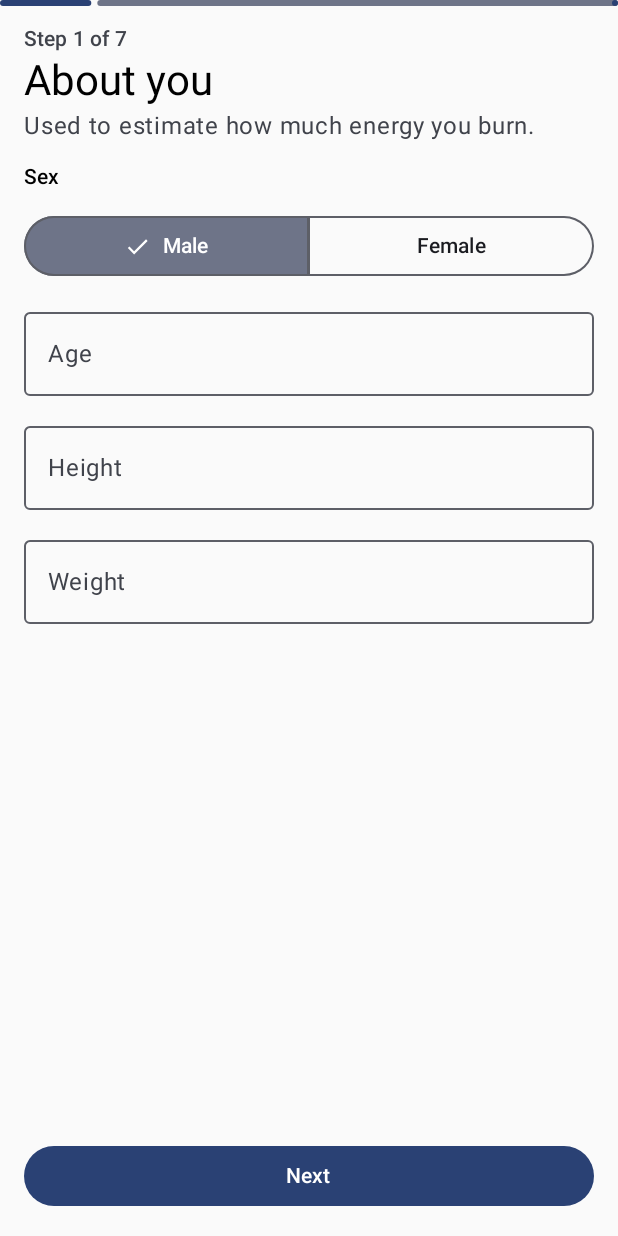
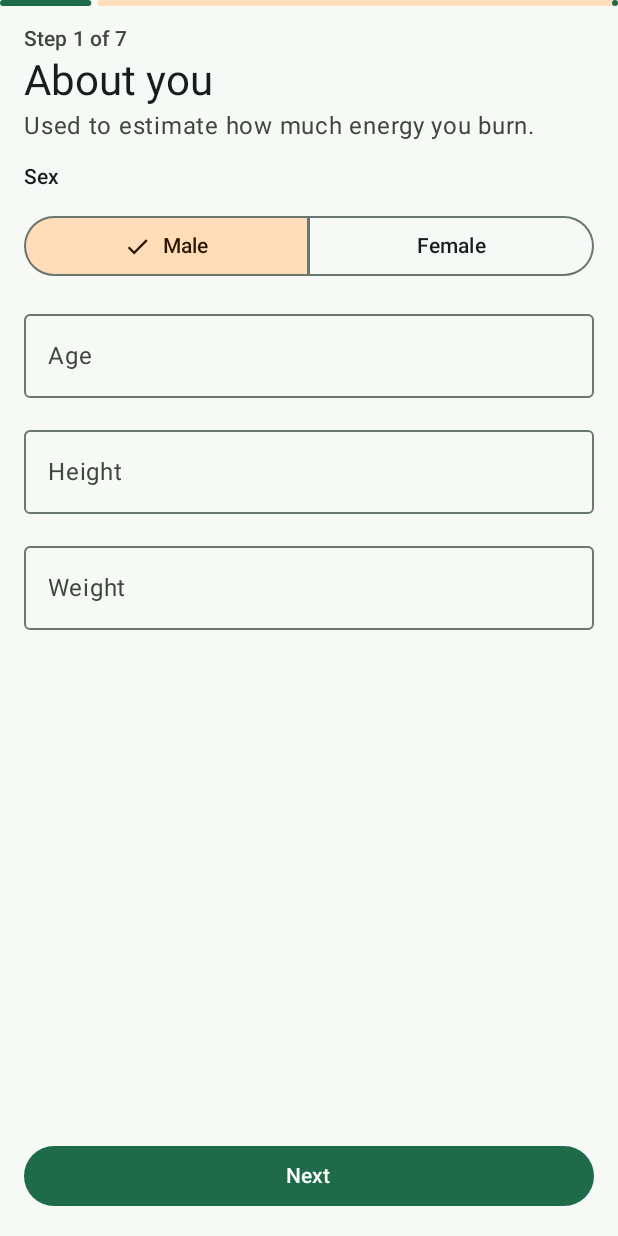
Before and after one commit to juliofssa/FocusFit, an Android app built with Jetpack Compose: the screen it shows after launch (MainActivity), on a phone screen of 412 x 824 dp. Run offline under Robolectric (Android 15) with nearby library versions, the phone set to English and light mode, and no system bars; our stand-ins replace Dagger/Hilt's generated code, Room's generated code; libraries missing offline, so code that uses them is left out: androidx.glance, androidx.glance.action, androidx.glance.appwidget, androidx.glance.background, androidx.glance.layout and 2 more; missing, so only their content is drawn: GlanceTheme; 1 statement that could not run was skipped.

Commit message:
fix(ui): readable high-contrast colours in light and dark mode
Text was hard to read on the phone: Material You (wallpaper) colours were on
by default and can produce low-contrast pairs, hint text used a light grey,
and full-screen pages without a Scaffold (e.g. onboarding) had no themed
background, so dark-mode text could land on a light window.

- New FocusFit palette for light and dark (Palette.kt) covering every Material
  colour role; every text/background pair the app uses is >= 4.5:1 (WCAG AA,
  lowest 4.99:1 light / 5.66:1 dark), enforced by PaletteTest.
- Wallpaper colours are now opt-in (Profile > Use wallpaper colours).
- A themed Surface behind every screen, plus day/night window themes with a
  matching background (no white flash, no light window under dark text).
- Slightly larger small text: bodySmall 13 sp, labelSmall 12 sp, bodyMedium 15 sp.

83 unit tests pass; release APK builds.

Co-Authored-By: Claude Opus 5.5 <noreply@anthropic.com>

```diff
--- a/app/src/main/java/com/focusfit/app/MainActivity.kt
+++ b/app/src/main/java/com/focusfit/app/MainActivity.kt
@@ -5,13 +5,23 @@ import android.os.Bundle
 import androidx.activity.ComponentActivity
 import androidx.activity.compose.setContent
 import androidx.activity.enableEdgeToEdge
+import androidx.compose.foundation.layout.fillMaxSize
+import androidx.compose.material3.MaterialTheme
+import androidx.compose.material3.Surface
+import androidx.compose.runtime.getValue
 import androidx.compose.runtime.mutableStateOf
+import androidx.compose.ui.Modifier
+import androidx.lifecycle.compose.collectAsStateWithLifecycle
+import com.focusfit.app.data.SettingsRepository
 import com.focusfit.app.ui.FocusFitRoot
 import com.focusfit.app.ui.theme.FocusFitTheme
 import dagger.hilt.android.AndroidEntryPoint
+import javax.inject.Inject
 
 @AndroidEntryPoint
 class MainActivity : ComponentActivity() {
+
+    @Inject lateinit var settings: SettingsRepository
 
     /** Routine to open, when the app was launched from a core/mobility reminder. */
     private val pendingRoutine = mutableStateOf<String?>(null)
@@ -21,11 +31,16 @@ class MainActivity : ComponentActivity() {
         enableEdgeToEdge()
         if (savedInstanceState == null) pendingRoutine.value = intent.getStringExtra(EXTRA_ROUTINE_ID)
         setContent {
-            FocusFitTheme {
-                FocusFitRoot(
-                    pendingRoutine = pendingRoutine.value,
-                    onRoutineOpened = { pendingRoutine.value = null },
-                )
+            val wallpaperColors by settings.useWallpaperColors.collectAsStateWithLifecycle(initialValue = false)
+            FocusFitTheme(useWallpaperColors = wallpaperColors) {
+                // One themed background behind every screen, so text always sits on a matching colour
+                // (onboarding and full-screen pages have no Scaffold of their own).
+                Surface(Modifier.fillMaxSize(), color = MaterialTheme.colorScheme.background) {
+                    FocusFitRoot(
+                        pendingRoutine = pendingRoutine.value,
+                        onRoutineOpened = { pendingRoutine.value = null },
+                    )
+                }
             }
         }
     }
--- a/app/src/main/java/com/focusfit/app/data/SettingsRepository.kt
+++ b/app/src/main/java/com/focusfit/app/data/SettingsRepository.kt
@@ -41,6 +41,7 @@ class SettingsRepository @Inject constructor(@param:ApplicationContext private v
         val CONTENT_LAST_CHECK = longPreferencesKey("content_last_check")
         val CONTENT_STATUS = stringPreferencesKey("content_status")
         val VIDEO_OVERRIDES = stringSetPreferencesKey("video_overrides")
+        val WALLPAPER_COLORS = booleanPreferencesKey("wallpaper_colors")
     }
 
     companion object {
@@ -100,6 +101,13 @@ class SettingsRepository @Inject constructor(@param:ApplicationContext private v
         it[Keys.CONTENT_STATUS] = status
     }
 
+    // ---- Appearance ----
+
+    /** Material You colours from the wallpaper (off by default: FocusFit's own palette is high-contrast). */
+    val useWallpaperColors: Flow<Boolean> = context.settingsStore.data.map { it[Keys.WALLPAPER_COLORS] ?: false }
+
+    suspend fun setUseWallpaperColors(on: Boolean) = context.settingsStore.edit { it[Keys.WALLPAPER_COLORS] = on }
+
     // ---- Personal exercise videos (exercise id → YouTube id) ----
 
     val videoOverrides: Flow<Map<String, String>> = context.settingsStore.data.map { p ->
--- /dev/null
+++ b/app/src/main/java/com/focusfit/app/ui/theme/Palette.kt
@@ -0,0 +1,66 @@
+package com.focusfit.app.ui.theme
+
+import kotlin.math.max
+import kotlin.math.min
+import kotlin.math.pow
+
+/**
+ * FocusFit colours as plain ARGB values (no Compose types) so their contrast can be unit-tested.
+ * Every text/background pair the app uses meets WCAG AA (≥ 4.5:1), see PaletteTest.
+ */
+data class Scheme(
+    val primary: Long, val onPrimary: Long, val primaryContainer: Long, val onPrimaryContainer: Long,
+    val secondary: Long, val onSecondary: Long, val secondaryContainer: Long, val onSecondaryContainer: Long,
+    val tertiary: Long, val onTertiary: Long, val tertiaryContainer: Long, val onTertiaryContainer: Long,
+    val error: Long, val onError: Long, val errorContainer: Long, val onErrorContainer: Long,
+    val background: Long, val onBackground: Long,
+    val surface: Long, val onSurface: Long, val surfaceVariant: Long, val onSurfaceVariant: Long,
+    val surfaceContainerLowest: Long, val surfaceContainerLow: Long, val surfaceContainer: Long,
+    val surfaceContainerHigh: Long, val surfaceContainerHighest: Long,
+    val outline: Long, val outlineVariant: Long,
+    val inverseSurface: Long, val inverseOnSurface: Long, val inversePrimary: Long,
+)
+
+object Palette {
+
+    val light = Scheme(
+        primary = 0xFF1E6B4A, onPrimary = 0xFFFFFFFF, primaryContainer = 0xFFB4EFCB, onPrimaryContainer = 0xFF002113,
+        secondary = 0xFF8A4E00, onSecondary = 0xFFFFFFFF, secondaryContainer = 0xFFFFDDB8, onSecondaryContainer = 0xFF2C1600,
+        tertiary = 0xFF2B5B92, onTertiary = 0xFFFFFFFF, tertiaryContainer = 0xFFD4E3FF, onTertiaryContainer = 0xFF001C3A,
+        error = 0xFFBA1A1A, onError = 0xFFFFFFFF, errorContainer = 0xFFFFDAD6, onErrorContainer = 0xFF410002,
+        background = 0xFFF6F9F6, onBackground = 0xFF171D1A,
+        surface = 0xFFF6F9F6, onSurface = 0xFF171D1A, surfaceVariant = 0xFFDBE5DD, onSurfaceVariant = 0xFF3C4740,
+        surfaceContainerLowest = 0xFFFFFFFF, surfaceContainerLow = 0xFFF0F4F0, surfaceContainer = 0xFFEAEFEB,
+        surfaceContainerHigh = 0xFFE4E9E5, surfaceContainerHighest = 0xFFDEE4DF,
+        outline = 0xFF6C7770, outlineVariant = 0xFFBFC9C1,
+        inverseSurface = 0xFF2C322E, inverseOnSurface = 0xFFEDF2ED, inversePrimary = 0xFF8FD8B0,
+    )
+
+    val dark = Scheme(
+        primary = 0xFF8FD8B0, onPrimary = 0xFF003823, primaryContainer = 0xFF005234, onPrimaryContainer = 0xFFB4EFCB,
+        secondary = 0xFFFFB868, onSecondary = 0xFF492900, secondaryContainer = 0xFF693C00, onSecondaryContainer = 0xFFFFDDB8,
+        tertiary = 0xFFA6C8FF, onTertiary = 0xFF00315E, tertiaryContainer = 0xFF0F4478, onTertiaryContainer = 0xFFD4E3FF,
+        error = 0xFFFFB4AB, onError = 0xFF690005, errorContainer = 0xFF93000A, onErrorContainer = 0xFFFFDAD6,
+        background = 0xFF0F1512, onBackground = 0xFFE2E6E1,
+        surface = 0xFF0F1512, onSurface = 0xFFE2E6E1, surfaceVariant = 0xFF3C4740, onSurfaceVariant = 0xFFC3CCC5,
+        surfaceContainerLowest = 0xFF0A0F0C, surfaceContainerLow = 0xFF171D1A, surfaceContainer = 0xFF1B221E,
+        surfaceContainerHigh = 0xFF262C29, surfaceContainerHighest = 0xFF303733,
+        outline = 0xFF8D9790, outlineVariant = 0xFF3C4740,
+        inverseSurface = 0xFFE2E6E1, inverseOnSurface = 0xFF2C322E, inversePrimary = 0xFF1E6B4A,
+    )
+
+    /** WCAG 2.x contrast ratio between two opaque ARGB colours (1.0 … 21.0). */
+    fun contrast(a: Long, b: Long): Double {
+        val la = luminance(a)
+        val lb = luminance(b)
+        return (max(la, lb) + 0.05) / (min(la, lb) + 0.05)
+    }
+
+    private fun luminance(argb: Long): Double {
+        fun channel(shift: Int): Double {
+            val c = ((argb shr shift) and 0xFF) / 255.0
+            return if (c <= 0.03928) c / 12.92 else ((c + 0.055) / 1.055).pow(2.4)
+        }
+        return 0.2126 * channel(16) + 0.7152 * channel(8) + 0.0722 * channel(0)
+    }
+}
--- a/app/src/main/java/com/focusfit/app/ui/theme/Theme.kt
+++ b/app/src/main/java/com/focusfit/app/ui/theme/Theme.kt
@@ -2,7 +2,9 @@ package com.focusfit.app.ui.theme
 
 import android.os.Build
 import androidx.compose.foundation.isSystemInDarkTheme
+import androidx.compose.material3.ColorScheme
 import androidx.compose.material3.MaterialTheme
+import androidx.compose.material3.Typography
 import androidx.compose.material3.darkColorScheme
 import androidx.compose.material3.dynamicDarkColorScheme
 import androidx.compose.material3.dynamicLightColorScheme
@@ -10,41 +12,66 @@ import androidx.compose.material3.lightColorScheme
 import androidx.compose.runtime.Composable
 import androidx.compose.ui.graphics.Color
 import androidx.compose.ui.platform.LocalContext
+import androidx.compose.ui.text.font.FontWeight
+import androidx.compose.ui.unit.sp
 
-private val Green = Color(0xFF2F7D5B)
-private val GreenLight = Color(0xFF5CC493)
-private val Orange = Color(0xFFD9822B)
-private val Blue = Color(0xFF3A6FB0)
+private fun c(v: Long) = Color(v)
 
-private val LightColors = lightColorScheme(
-    primary = Green,
-    secondary = Orange,
-    tertiary = Blue,
-    primaryContainer = Color(0xFFD8EFE3),
-    onPrimaryContainer = Color(0xFF0B3624),
+private fun Scheme.toLight(): ColorScheme = lightColorScheme(
+    primary = c(primary), onPrimary = c(onPrimary), primaryContainer = c(primaryContainer), onPrimaryContainer = c(onPrimaryContainer),
+    secondary = c(secondary), onSecondary = c(onSecondary), secondaryContainer = c(secondaryContainer), onSecondaryContainer = c(onSecondaryContainer),
+    tertiary = c(tertiary), onTertiary = c(onTertiary), tertiaryContainer = c(tertiaryContainer), onTertiaryContainer = c(onTertiaryContainer),
+    error = c(error), onError = c(onError), errorContainer = c(errorContainer), onErrorContainer = c(onErrorContainer),
+    background = c(background), onBackground = c(onBackground),
+    surface = c(surface), onSurface = c(onSurface), surfaceVariant = c(surfaceVariant), onSurfaceVariant = c(onSurfaceVariant),
+    surfaceContainerLowest = c(surfaceContainerLowest), surfaceContainerLow = c(surfaceContainerLow), surfaceContainer = c(surfaceContainer),
+    surfaceContainerHigh = c(surfaceContainerHigh), surfaceContainerHighest = c(surfaceContainerHighest),
+    surfaceBright = c(surfaceContainerLowest), surfaceDim = c(surfaceContainerHighest),
+    outline = c(outline), outlineVariant = c(outlineVariant),
+    inverseSurface = c(inverseSurface), inverseOnSurface = c(inverseOnSurface), inversePrimary = c(inversePrimary),
 )
 
-private val DarkColors = darkColorScheme(
-    primary = GreenLight,
-    secondary = Color(0xFFF0A35A),
-    tertiary = Color(0xFF7AA8E6),
-    primaryContainer = Color(0xFF1F3A2D),
-    onPrimaryContainer = Color(0xFFCDEEDC),
+private fun Scheme.toDark(): ColorScheme = darkColorScheme(
+    primary = c(primary), onPrimary = c(onPrimary), primaryContainer = c(primaryContainer), onPrimaryContainer = c(onPrimaryContainer),
+    secondary = c(secondary), onSecondary = c(onSecondary), secondaryContainer = c(secondaryContainer), onSecondaryContainer = c(onSecondaryContainer),
+    tertiary = c(tertiary), onTertiary = c(onTertiary), tertiaryContainer = c(tertiaryContainer), onTertiaryContainer = c(onTertiaryContainer),
+    error = c(error), onError = c(onError), errorContainer = c(errorContainer), onErrorContainer = c(onErrorContainer),
+    background = c(background), onBackground = c(onBackground),
+    surface = c(surface), onSurface = c(onSurface), surfaceVariant = c(surfaceVariant), onSurfaceVariant = c(onSurfaceVariant),
+    surfaceContainerLowest = c(surfaceContainerLowest), surfaceContainerLow = c(surfaceContainerLow), surfaceContainer = c(surfaceContainer),
+    surfaceContainerHigh = c(surfaceContainerHigh), surfaceContainerHighest = c(surfaceContainerHighest),
+    surfaceBright = c(surfaceContainerHighest), surfaceDim = c(surfaceContainerLowest),
+    outline = c(outline), outlineVariant = c(outlineVariant),
+    inverseSurface = c(inverseSurface), inverseOnSurface = c(inverseOnSurface), inversePrimary = c(inversePrimary),
 )
 
+/** Slightly larger small text than Material defaults: hints and labels are read on the go. */
+private val AppTypography = Typography().run {
+    copy(
+        bodySmall = bodySmall.copy(fontSize = 13.sp, lineHeight = 18.sp),
+        labelSmall = labelSmall.copy(fontSize = 12.sp, lineHeight = 16.sp, fontWeight = FontWeight.Medium),
+        labelMedium = labelMedium.copy(fontSize = 13.sp, lineHeight = 18.sp),
+        bodyMedium = bodyMedium.copy(fontSize = 15.sp, lineHeight = 21.sp),
+    )
+}
+
+/**
+ * FocusFit's own high-contrast colours by default. [useWallpaperColors] switches to Material You
+ * (Android 12+), which can produce low-contrast combinations on some wallpapers, so it's opt-in.
+ */
 @Composable
 fun FocusFitTheme(
     darkTheme: Boolean = isSystemInDarkTheme(),
-    dynamicColor: Boolean = true,
+    useWallpaperColors: Boolean = false,
     content: @Composable () -> Unit,
 ) {
     val colors = when {
-        dynamicColor && Build.VERSION.SDK_INT >= Build.VERSION_CODES.S -> {
+        useWallpaperColors && Build.VERSION.SDK_INT >= Build.VERSION_CODES.S -> {
             val ctx = LocalContext.current
             if (darkTheme) dynamicDarkColorScheme(ctx) else dynamicLightColorScheme(ctx)
         }
-        darkTheme -> DarkColors
-        else -> LightColors
+        darkTheme -> Palette.dark.toDark()
+        else -> Palette.light.toLight()
     }
-    MaterialTheme(colorScheme = colors, content = content)
+    MaterialTheme(colorScheme = colors, typography = AppTypography, content = content)
 }
--- /dev/null
+++ b/app/src/main/res/values-night/colors.xml
@@ -0,0 +1,3 @@
+<resources>
+    <color name="app_background">#0F1512</color>
+</resources>
--- /dev/null
+++ b/app/src/main/res/values-night/themes.xml
@@ -0,0 +1,7 @@
+<resources>
+    <!-- Dark mode: dark window so text drawn by Compose (light in dark mode) is never on white. -->
+    <style name="Theme.FocusFit" parent="android:Theme.Material.NoActionBar">
+        <item name="android:windowBackground">@color/app_background</item>
+        <item name="android:colorBackground">@color/app_background</item>
+    </style>
+</resources>
--- a/app/src/main/res/values/colors.xml
+++ b/app/src/main/res/values/colors.xml
@@ -1,3 +1,4 @@
 <resources>
     <color name="ic_launcher_background">#2F7D5B</color>
+    <color name="app_background">#F6F9F6</color>
 </resources>
--- a/app/src/main/res/values/themes.xml
+++ b/app/src/main/res/values/themes.xml
@@ -1,3 +1,7 @@
 <resources>
-    <style name="Theme.FocusFit" parent="android:Theme.Material.Light.NoActionBar" />
+    <!-- Window colours match the Compose palette so there's never a flash of the wrong background. -->
+    <style name="Theme.FocusFit" parent="android:Theme.Material.Light.NoActionBar">
+        <item name="android:windowBackground">@color/app_background</item>
+        <item name="android:colorBackground">@color/app_background</item>
+    </style>
 </resources>
```
Also changed, not shown: app/src/main/java/com/focusfit/app/ui/profile/AppearanceViewModel.kt (added, +19 -0 lines), app/src/main/java/com/focusfit/app/ui/profile/ProfileScreen.kt (+19 -0 lines), 1 other file.
